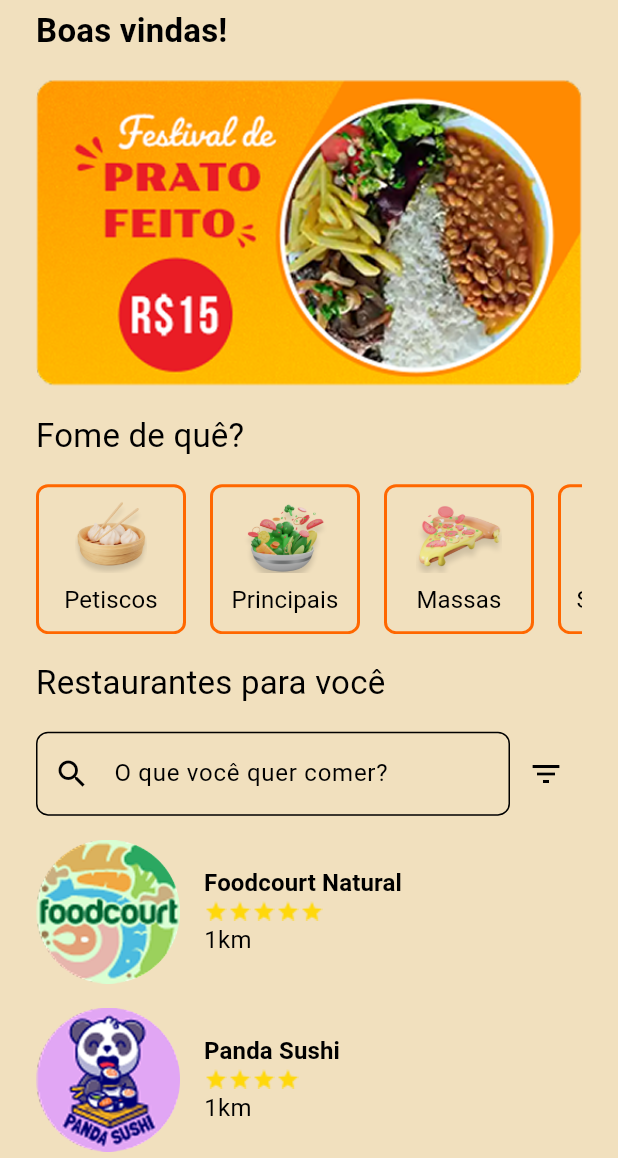
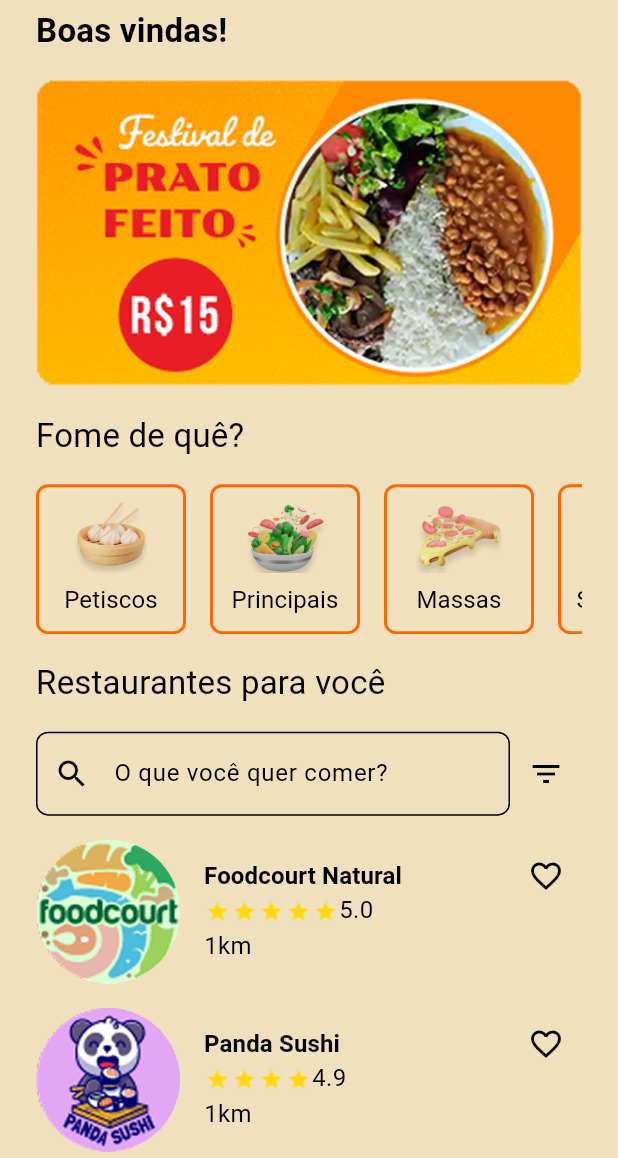
Before and after one commit to ricarthlima/flutter_gastro_go, a Flutter app: the RestaurantsScreen screen opened by its route, on a phone screen of 412 x 824 dp, the part 78-1236 px from its top. Run offline on Flutter 3.47's test engine with Material 3 defaults, Android fonts, the phone set to English and light mode, and no system bars; our stand-ins replace flutter_mobx, get_it, go_router, mobx, objectbox, shared_preferences; accounts and stored records are empty; generated files the repository leaves out were written again.

Commit message:
feat(restaurant_pres): adicionada logica de favorito ao restaurante

```diff
--- a/lib/features/restaurant/presentation/widgets/restaurant_widget.dart
+++ b/lib/features/restaurant/presentation/widgets/restaurant_widget.dart
@@ -1,5 +1,10 @@
 import 'package:flutter/material.dart';
+import 'package:flutter_gastro_go/core/theme/app_colors.dart';
 import 'package:flutter_gastro_go/features/restaurant/domain/entities/restaurant_dto.dart';
+import 'package:flutter_mobx/flutter_mobx.dart';
+
+import '../../../../core/injection/injection_container.dart';
+import '../../../favorite/presentation/stores/favorites_store.dart';
 
 class RestaurantWidget extends StatelessWidget {
   final RestaurantDto restaurant;
@@ -7,9 +12,13 @@ class RestaurantWidget extends StatelessWidget {
 
   @override
   Widget build(BuildContext context) {
+    final FavoritesStore favoritesStore = getIt<FavoritesStore>();
+
     return InkWell(
       onTap: () => _onRestaurantPressed(context),
-      child: Row(
+      child: Stack(
+        children: [
+          Row(
             spacing: 16,
             children: [
               Image.asset(
@@ -23,20 +32,52 @@ class RestaurantWidget extends StatelessWidget {
                 children: [
                   Text(
                     restaurant.name,
-                style: Theme.of(
-                  context,
-                ).textTheme.titleSmall!.copyWith(fontWeight: FontWeight.bold),
+                    style: Theme.of(context).textTheme.titleSmall!.copyWith(
+                      fontWeight: FontWeight.bold,
+                    ),
                   ),
                   Row(
-                children: List.generate(restaurant.rating.floor(), (index) {
+                    crossAxisAlignment: CrossAxisAlignment.center,
+                    children: [
+                      Row(
+                        children: List.generate(restaurant.rating.floor(), (
+                          index,
+                        ) {
                           return Image.asset(
                             "assets/images/others/star.png",
-                    width: 16,
+                            width: 18,
                           );
                         }),
                       ),
+                      Text(restaurant.rating.toString()),
+                    ],
+                  ),
                   Text("${restaurant.distance}km"),
                 ],
+              ),
+            ],
+          ),
+          Align(
+            alignment: Alignment.topRight,
+            child: Observer(
+              builder: (context) {
+                final isFavorite = favoritesStore.isRestaurantFavorite(
+                  restaurant.id,
+                );
+
+                return IconButton(
+                  onPressed: () {
+                    favoritesStore.toggleRestaurantFavorite(restaurant.id);
+                  },
+                  icon: Icon(
+                    isFavorite
+                        ? Icons.favorite
+                        : Icons.favorite_border_outlined,
+                    color: isFavorite ? AppColors.main : null,
+                  ),
+                );
+              },
+            ),
           ),
         ],
       ),
--- a/lib/main.dart
+++ b/lib/main.dart
@@ -4,6 +4,7 @@ import 'package:flutter_gastro_go/core/navigation/app_router.dart';
 import 'package:flutter_gastro_go/core/theme/app_theme.dart';
 import 'package:flutter_mobx/flutter_mobx.dart';
 
+import 'features/favorite/presentation/stores/favorites_store.dart';
 import 'features/settings/domain/stores/theme_store.dart';
 import 'l10n/app_localizations.dart';
 
@@ -14,6 +15,7 @@ void main() async {
   await getIt.allReady();
 
   await getIt<ThemeStore>().onLoad();
+  await getIt<FavoritesStore>().loadAllFavoriteIds();
 
   runApp(const MainApp());
 }
```
Lines whose indentation alone changed are shown as unchanged.
